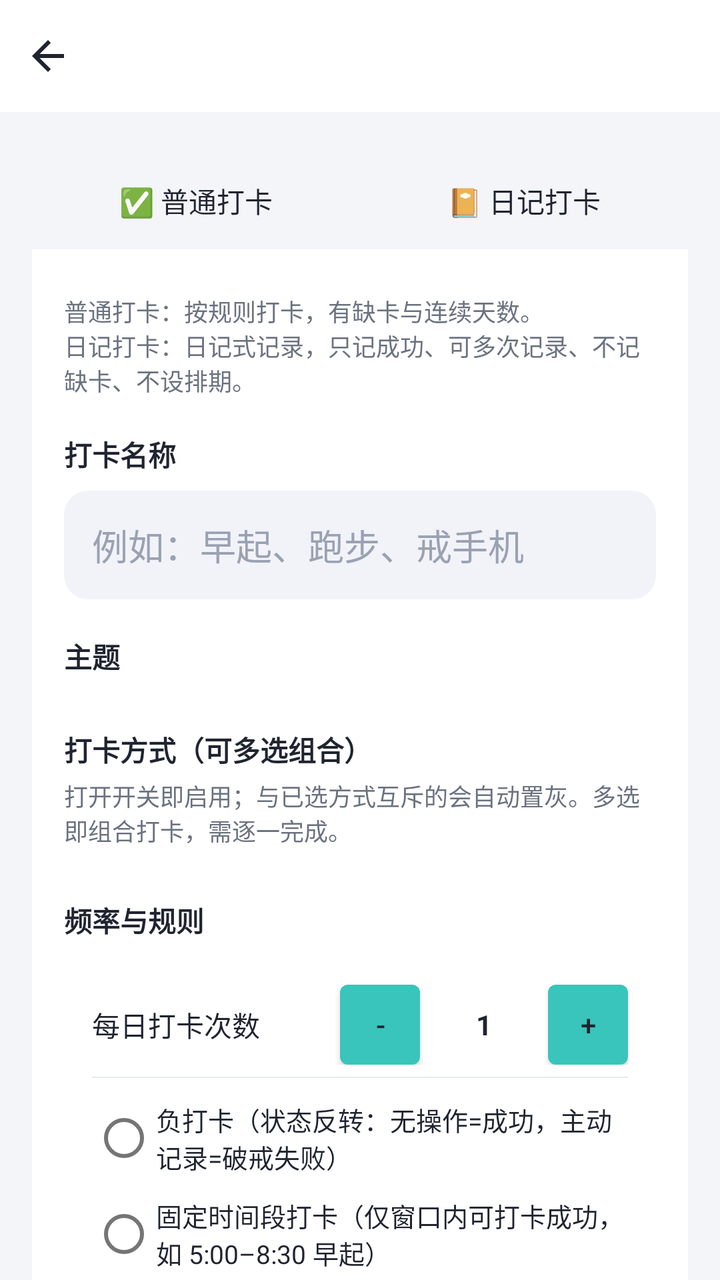
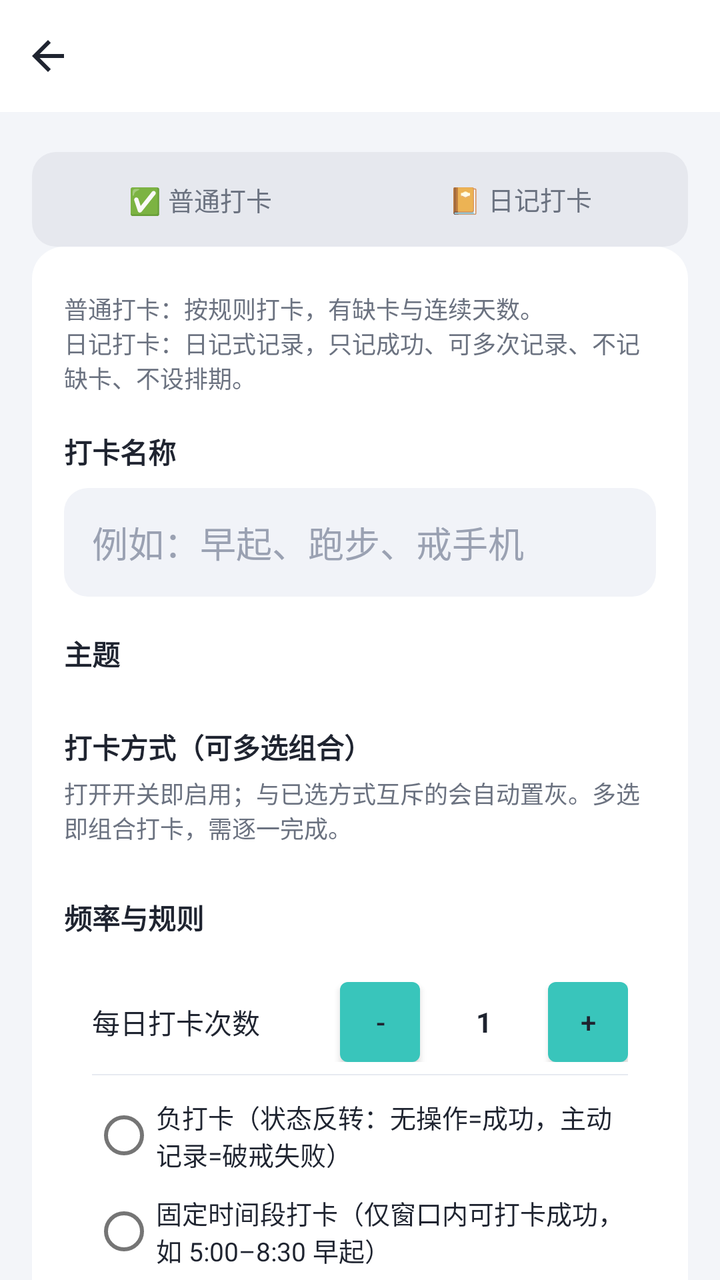

The first picture is an Android layout as it rendered before a commit; the second is the same layout after the commit. The layout source and the unified diff follow.
<!-- AndroidManifest.xml: application theme Theme.Checkin -->
<!-- res/layout/activity_create_item.xml -->
<?xml version="1.0" encoding="utf-8"?>
<LinearLayout xmlns:android="http://schemas.android.com/apk/res/android"
    android:layout_width="match_parent"
    android:layout_height="match_parent"
    android:background="@color/bg_page"
    android:orientation="vertical">

    <include android:id="@+id/topbar" layout="@layout/view_topbar" />

    <ScrollView
        android:layout_width="match_parent"
        android:layout_height="0dp"
        android:layout_weight="1"
        android:scrollbars="none">

        <LinearLayout
            android:layout_width="match_parent"
            android:layout_height="wrap_content"
            android:orientation="vertical"
            android:padding="16dp">

            
            <LinearLayout
                android:id="@+id/mode_container"
                android:layout_width="match_parent"
                android:layout_height="wrap_content"
                android:layout_marginTop="4dp"
                android:orientation="horizontal">

                
                <LinearLayout
                    android:id="@+id/tab_normal"
                    android:layout_width="0dp"
                    android:layout_height="wrap_content"
                    android:layout_weight="1"
                    android:clickable="true"
                    android:focusable="true"
                    android:orientation="vertical">

                    <View
                        android:id="@+id/tab_normal_arrow"
                        android:layout_width="20dp"
                        android:layout_height="10dp"
                        android:layout_gravity="center_horizontal"
                        android:background="@drawable/tab_arrow_up"
                        android:visibility="gone" />

                    <TextView
                        android:id="@+id/tv_tab_normal"
                        android:layout_width="match_parent"
                        android:layout_height="wrap_content"
                        android:gravity="center"
                        android:padding="14dp"
                        android:text="✅ 普通打卡"
                        android:textColor="@color/text_primary"
                        android:textSize="14sp" />
                </LinearLayout>

                
                <LinearLayout
                    android:id="@+id/tab_journal"
                    android:layout_width="0dp"
                    android:layout_height="wrap_content"
                    android:layout_weight="1"
                    android:clickable="true"
                    android:focusable="true"
                    android:orientation="vertical">

                    <View
                        android:id="@+id/tab_journal_arrow"
                        android:layout_width="20dp"
                        android:layout_height="10dp"
                        android:layout_gravity="center_horizontal"
                        android:background="@drawable/tab_arrow_up"
                        android:visibility="gone" />

                    <TextView
                        android:id="@+id/tv_tab_journal"
                        android:layout_width="match_parent"
                        android:layout_height="wrap_content"
                        android:gravity="center"
                        android:padding="14dp"
                        android:text="📔 日记打卡"
                        android:textColor="@color/text_primary"
                        android:textSize="14sp" />
                </LinearLayout>
            </LinearLayout>

            
            <LinearLayout
                android:id="@+id/content_panel"
                android:layout_width="match_parent"
                android:layout_height="wrap_content"
                android:background="@drawable/bg_panel_top_square"
                android:orientation="vertical"
                android:padding="16dp">

            <TextView
                android:id="@+id/tv_mode_hint"
                android:layout_width="match_parent"
                android:layout_height="wrap_content"
                android:layout_marginTop="6dp"
                android:text="普通打卡：按规则打卡，有缺卡与连续天数。\n日记打卡：日记式记录，只记成功、可多次记录、不记缺卡、不设排期。"
                android:textColor="@color/text_secondary"
                android:textSize="12sp" />


            
            <TextView style="@style/SectionTitle" android:layout_marginTop="18dp" android:text="打卡名称" />
            <EditText
                android:id="@+id/et_name"
                android:layout_width="match_parent"
                android:layout_height="wrap_content"
                android:layout_marginTop="8dp"
                android:background="@drawable/bg_input"
                android:hint="例如：早起、跑步、戒手机"
                android:inputType="text"
                android:maxLength="20"
                android:padding="14dp"
                android:textColor="@color/text_primary"
                android:textColorHint="@color/text_hint" />

            
            <TextView style="@style/SectionTitle" android:layout_marginTop="18dp" android:text="主题" />
            <HorizontalScrollView
                android:layout_width="match_parent"
                android:layout_height="wrap_content"
                android:layout_marginTop="8dp"
                android:scrollbars="none">
                <LinearLayout
                    android:id="@+id/theme_container"
                    android:layout_width="wrap_content"
                    android:layout_height="wrap_content"
                    android:orientation="horizontal" />
            </HorizontalScrollView>

            
            <LinearLayout
                android:id="@+id/journal_panel"
                android:layout_width="match_parent"
                android:layout_height="wrap_content"
                android:layout_marginTop="18dp"
                android:orientation="vertical"
                android:visibility="gone">

                <TextView style="@style/SectionTitle" android:text="记录类型" />
                <RadioGroup
                    android:id="@+id/rg_journal_type"
                    android:layout_width="match_parent"
                    android:layout_height="wrap_content"
                    android:layout_marginTop="8dp"
                    android:background="@drawable/bg_card"
                    android:orientation="vertical"
                    android:padding="14dp">
                    <RadioButton
                        android:id="@+id/rb_journal_suixinsui"
                        android:layout_width="match_parent"
                        android:layout_height="wrap_content"
                        android:checked="true"
                        android:text="📔 随心记（文字 / 拍照 / 语音）"
                        android:textColor="@color/text_primary"
                        android:textSize="13sp" />
                    <RadioButton
                        android:id="@+id/rb_journal_mood"
                        android:layout_width="match_parent"
                        android:layout_height="wrap_content"
                        android:layout_marginTop="4dp"
                        android:text="😊 心情日记（5 档心情 + 可选文字）"
                        android:textColor="@color/text_primary"
                        android:textSize="13sp" />
                </RadioGroup>

                <CheckBox
                    android:id="@+id/cb_mood_chart"
                    android:layout_width="match_parent"
                    android:layout_height="wrap_content"
                    android:layout_marginTop="10dp"
                    android:text="心情折线图（当日多条心情时在备注栏画趋势线，随时可改）"
                    android:textColor="@color/text_primary"
                    android:textSize="13sp"
                    android:visibility="gone" />
            </LinearLayout>

            

            

            
            <TextView
                android:id="@+id/tv_method_title"
                style="@style/SectionTitle"
                android:layout_marginTop="18dp"
                android:text="打卡方式（可多选组合）" />
            <TextView
                android:id="@+id/tv_method_desc"
                android:layout_width="match_parent"
                android:layout_height="wrap_content"
                android:layout_marginTop="4dp"
                android:text="打开开关即启用；与已选方式互斥的会自动置灰。多选即组合打卡，需逐一完成。"
                android:textColor="@color/text_secondary"
                android:textSize="12sp" />
            <LinearLayout
                android:id="@+id/method_container"
                android:layout_width="match_parent"
                android:layout_height="wrap_content"
                android:layout_marginTop="8dp"
                android:orientation="vertical" />

            
            <TextView
                android:id="@+id/tv_rule_title"
                style="@style/SectionTitle"
                android:layout_marginTop="18dp"
                android:text="频率与规则" />
            <LinearLayout
                android:id="@+id/rule_card"
                android:layout_width="match_parent"
                android:layout_height="wrap_content"
                android:layout_marginTop="8dp"
                android:background="@drawable/bg_card"
                android:orientation="vertical"
                android:padding="14dp">

                <LinearLayout
                    android:layout_width="match_parent"
                    android:layout_height="wrap_content"
                    android:gravity="center_vertical"
                    android:orientation="horizontal">
                    <TextView
                        android:layout_width="0dp"
                        android:layout_height="wrap_content"
                        android:layout_weight="1"
                        android:text="每日打卡次数"
                        android:textColor="@color/text_primary" />
                    <Button
                        android:id="@+id/btn_limit_minus"
                        android:layout_width="40dp"
                        android:layout_height="40dp"
                        android:insetTop="0dp" android:insetBottom="0dp"
                        android:padding="0dp"
                        android:text="-"
                        android:textColor="@color/text_primary" />
                    <TextView
                        android:id="@+id/tv_limit"
                        android:layout_width="64dp"
                        android:layout_height="wrap_content"
                        android:gravity="center"
                        android:text="1"
                        android:textColor="@color/text_primary"
                        android:textStyle="bold" />
                    <Button
                        android:id="@+id/btn_limit_plus"
                        android:layout_width="40dp"
                        android:layout_height="40dp"
                        android:insetTop="0dp" android:insetBottom="0dp"
                        android:padding="0dp"
                        android:text="+"
                        android:textColor="@color/text_primary" />
                </LinearLayout>

                <View android:layout_width="match_parent" android:layout_height="0.5dp" android:layout_marginVertical="6dp" android:background="@color/divider" />

                <RadioButton
                    android:id="@+id/cb_negative"
                    android:layout_width="match_parent"
                    android:layout_height="wrap_content"
                    android:text="负打卡（状态反转：无操作=成功，主动记录=破戒失败）"
                    android:textColor="@color/text_primary"
                    android:textSize="13sp" />

                <RadioButton
                    android:id="@+id/cb_time_window"
                    android:layout_width="match_parent"
                    android:layout_height="wrap_content"
                    android:text="固定时间段打卡（仅窗口内可打卡成功，如 5:00–8:30 早起）"
                    android:textColor="@color/text_primary"
                    android:textSize="13sp" />

                <LinearLayout
                    android:id="@+id/tw_panel"
                    android:layout_width="match_parent"
                    android:layout_height="wrap_content"
                    android:orientation="vertical"
                    android:visibility="gone">

                    <LinearLayout
                        android:layout_width="match_parent"
                        android:layout_height="wrap_content"
                        android:gravity="center_vertical"
                        android:orientation="horizontal"
                        android:paddingHorizontal="12dp">
                        <TextView android:layout_width="wrap_content" android:layout_height="wrap_content" android:text="开始  " android:textColor="@color/text_secondary"/>
                        <Button android:id="@+id/btn_tw_start" android:layout_width="wrap_content" android:layout_height="wrap_content" android:insetTop="0dp" android:insetBottom="0dp" android:text="05:00" android:textColor="@color/brand_dark"/>
                        <TextView android:layout_width="wrap_content" android:layout_height="wrap_content" android:layout_marginStart="16dp" android:text="结束  " android:textColor="@color/text_secondary"/>
                        <Button android:id="@+id/btn_tw_end" android:layout_width="wrap_content" android:layout_height="wrap_content" android:insetTop="0dp" android:insetBottom="0dp" android:text="08:30" android:textColor="@color/brand_dark"/>
                    </LinearLayout>

                    <TextView
                        android:id="@+id/tv_tw_hint"
                        android:layout_width="match_parent"
                        android:layout_height="wrap_content"
                        android:paddingHorizontal="12dp"
                        android:textColor="@color/text_secondary"
                        android:textSize="12sp"
                        android:text="仅在所选时间段内可打卡成功；不支持跨天（如 23:00–01:00）；开启后将无法选择自动打卡。" />
                </LinearLayout>

            </LinearLayout>

            
            <TextView
                android:id="@+id/tv_schedule_title"
                style="@style/SectionTitle"
                android:layout_marginTop="18dp"
                android:text="打卡日期" />
            <LinearLayout
                android:id="@+id/schedule_container"
                android:layout_width="match_parent"
                android:layout_height="wrap_content"
                android:layout_marginTop="8dp"
                android:background="@drawable/bg_card"
                android:orientation="vertical"
                android:padding="14dp">
            </LinearLayout>

            
            <TextView
                android:id="@+id/tv_offset_title"
                style="@style/SectionTitle"
                android:layout_marginTop="18dp"
                android:text="连续打卡抵消机制" />
            <LinearLayout
                android:id="@+id/offset_card"
                android:layout_width="match_parent"
                android:layout_height="wrap_content"
                android:layout_marginTop="8dp"
                android:background="@drawable/bg_card"
                android:orientation="vertical"
                android:padding="14dp">

                <CheckBox
                    android:id="@+id/cb_offset"
                    android:layout_width="match_parent"
                    android:layout_height="wrap_content"
                    android:text="开启抵消机会（🛡️可补漏签）"
                    android:textColor="@color/text_primary" />

                <LinearLayout
                    android:id="@+id/offset_panel"
                    android:layout_width="match_parent"
                    android:layout_height="wrap_content"
                    android:orientation="vertical"
                    android:visibility="gone">

                    <RadioGroup
                        android:id="@+id/rg_offset_mode"
                        android:layout_width="match_parent"
                        android:layout_height="wrap_content"
                        android:orientation="vertical">
                        <RadioButton android:id="@+id/rb_mode_a" android:layout_width="match_parent" android:layout_height="wrap_content" android:checked="true" android:text="模式A 累积型：每连续N天得1次，可累积" android:textColor="@color/text_primary"/>
                        <RadioButton android:id="@+id/rb_mode_b" android:layout_width="match_parent" android:layout_height="wrap_content" android:text="模式B 阈值型：连续达N天补满k次（不叠加）" android:textColor="@color/text_primary"/>
                        <RadioButton android:id="@+id/rb_mode_c" android:layout_width="match_parent" android:layout_height="wrap_content" android:text="模式C 周期型：每N天周期得k次" android:textColor="@color/text_primary"/>
                    </RadioGroup>

                    <LinearLayout
                        android:layout_width="match_parent"
                        android:layout_height="wrap_content"
                        android:layout_marginTop="6dp"
                        android:gravity="center_vertical"
                        android:orientation="horizontal">
                        <TextView android:layout_width="wrap_content" android:layout_height="wrap_content" android:text="连续天数 N=" android:textColor="@color/text_primary"/>
                        <EditText android:id="@+id/et_offset_n" android:layout_width="70dp" android:layout_height="wrap_content" android:background="@drawable/bg_input" android:inputType="number" android:padding="10dp" android:text="3" android:textColor="@color/text_primary"/>
                        <TextView android:id="@+id/tv_k_label" android:layout_width="wrap_content" android:layout_height="wrap_content" android:layout_marginStart="16dp" android:text="次数 k=" android:textColor="@color/text_primary"/>
                        <EditText android:id="@+id/et_offset_k" android:layout_width="70dp" android:layout_height="wrap_content" android:background="@drawable/bg_input" android:inputType="number" android:padding="10dp" android:text="1" android:textColor="@color/text_primary"/>
                    </LinearLayout>

                    <CheckBox
                        android:id="@+id/cb_offset_auto"
                        android:layout_width="match_parent"
                        android:layout_height="wrap_content"
                        android:layout_marginTop="6dp"
                        android:text="漏签时自动消耗（关闭则手动点日期补签）"
                        android:textColor="@color/text_primary"
                        android:textSize="13sp" />
                </LinearLayout>
            </LinearLayout>

            
            <TextView
                android:id="@+id/tv_policy_title"
                style="@style/SectionTitle"
                android:layout_marginTop="18dp"
                android:text="逻辑修改策略（创建后不可更改）" />
            <RadioGroup
                android:id="@+id/policy_card"
                android:layout_width="match_parent"
                android:layout_height="wrap_content"
                android:layout_marginTop="8dp"
                android:background="@drawable/bg_card"
                android:orientation="vertical"
                android:padding="14dp">
                <RadioButton android:id="@+id/rb_locked" android:layout_width="match_parent" android:layout_height="wrap_content" android:checked="true" android:text="不可修改（规则创建后锁定）" android:textColor="@color/text_primary"/>
                <RadioButton android:id="@+id/rb_interval" android:layout_width="match_parent" android:layout_height="wrap_content" android:text="每 N 天可修改一次" android:textColor="@color/text_primary"/>
                <LinearLayout
                    android:id="@+id/interval_panel"
                    android:layout_width="match_parent"
                    android:layout_height="wrap_content"
                    android:gravity="center_vertical"
                    android:orientation="horizontal"
                    android:paddingStart="12dp"
                    android:visibility="gone">
                    <TextView android:layout_width="wrap_content" android:layout_height="wrap_content" android:text="间隔天数 N =" android:textColor="@color/text_primary"/>
                    <EditText android:id="@+id/et_interval" android:layout_width="80dp" android:layout_height="wrap_content" android:layout_marginStart="8dp" android:background="@drawable/bg_input" android:inputType="number" android:padding="10dp" android:text="7" android:textColor="@color/text_primary"/>
                    <TextView android:layout_width="wrap_content" android:layout_height="wrap_content" android:text=" 天" android:textColor="@color/text_secondary"/>
                </LinearLayout>
            </RadioGroup>

            </LinearLayout>

            <Button
                android:id="@+id/btn_save"
                style="@style/PrimaryButton"
                android:layout_width="match_parent"
                android:layout_marginTop="24dp"
                android:layout_marginBottom="20dp"
                android:text="保存打卡项" />
        </LinearLayout>
    </ScrollView>
</LinearLayout>
<!-- res/layout/view_topbar.xml (included above) -->
<?xml version="1.0" encoding="utf-8"?>
<LinearLayout xmlns:android="http://schemas.android.com/apk/res/android"
    android:layout_width="match_parent"
    android:layout_height="56dp"
    android:background="@color/white"
    android:gravity="center_vertical"
    android:orientation="horizontal">

    <ImageButton
        android:id="@+id/btn_back"
        android:layout_width="48dp"
        android:layout_height="48dp"
        android:background="?attr/selectableItemBackgroundBorderless"
        android:contentDescription="返回"
        android:src="@drawable/ic_back" />

    <FrameLayout
        android:layout_width="0dp"
        android:layout_height="match_parent"
        android:layout_weight="1">

        <TextView
            android:id="@+id/tv_title"
            android:layout_width="wrap_content"
            android:layout_height="wrap_content"
            android:layout_gravity="center"
            android:textColor="@color/text_primary"
            android:textSize="17sp"
            android:textStyle="bold" />
    </FrameLayout>

    <FrameLayout
        android:id="@+id/title_right_container"
        android:layout_width="wrap_content"
        android:layout_height="match_parent"
        android:minWidth="48dp" />
</LinearLayout>
<!-- resources referenced by this layout -->
<resources>
  <color name="bg_page">#F3F5F9</color>
  <color name="brand_dark">#1F9C94</color>
  <color name="divider">#E7EAF1</color>
  <color name="text_hint">#9AA1B2</color>
  <color name="text_primary">#1F2430</color>
  <color name="text_secondary">#6B7280</color>
  <color name="white">#FFFFFF</color>
  <!-- drawable bg_card (drawable) -->
  <?xml version="1.0" encoding="utf-8"?>
  <shape xmlns:android="http://schemas.android.com/apk/res/android" android:shape="rectangle">
      <solid android:color="@color/bg_card" />
      <corners android:radius="16dp" />
  </shape>
  <!-- drawable bg_input (drawable) -->
  <?xml version="1.0" encoding="utf-8"?>
  <shape xmlns:android="http://schemas.android.com/apk/res/android" android:shape="rectangle">
      <solid android:color="#F1F3F8" />
      <corners android:radius="12dp" />
  </shape>
  <!-- drawable bg_panel_top_square (drawable) -->
  <?xml version="1.0" encoding="utf-8"?>
  <shape xmlns:android="http://schemas.android.com/apk/res/android"
      android:shape="rectangle">
      <solid android:color="#FFFFFF" />
      <corners
          android:topLeftRadius="0dp"
          android:topRightRadius="0dp"
          android:bottomLeftRadius="14dp"
          android:bottomRightRadius="14dp" />
  </shape>
  <!-- drawable ic_back (drawable) -->
  <vector xmlns:android="http://schemas.android.com/apk/res/android"
      android:width="24dp" android:height="24dp"
      android:viewportWidth="24" android:viewportHeight="24" android:tint="@color/text_primary">
      <path android:fillColor="@android:color/white" android:pathData="M20,11H7.83l5.59,-5.59L12,4l-8,8 8,8 1.41,-1.41L7.83,13H20v-2z"/>
  </vector>
  <!-- drawable tab_arrow_up (drawable) -->
  <vector xmlns:android="http://schemas.android.com/apk/res/android"
      android:width="20dp"
      android:height="10dp"
      android:viewportWidth="20"
      android:viewportHeight="10">
      <path
          android:fillColor="#FFFFFF"
          android:pathData="M10,0 L20,10 L0,10 Z" />
  </vector>
  <style name="PrimaryButton" parent="Widget.MaterialComponents.Button">
          <item name="android:layout_height">52dp</item>
          <item name="cornerRadius">14dp</item>
          <item name="android:textSize">16sp</item>
          <item name="android:textStyle">bold</item>
          <item name="android:textColor">@color/white</item>
      </style>
  <style name="SectionTitle">
          <item name="android:layout_width">wrap_content</item>
          <item name="android:layout_height">wrap_content</item>
          <item name="android:textSize">14sp</item>
          <item name="android:textStyle">bold</item>
          <item name="android:textColor">@color/text_primary</item>
      </style>
  <style name="Theme.Checkin" parent="Theme.MaterialComponents.Light.NoActionBar">
          <item name="colorPrimary">@color/brand</item>
          <item name="colorPrimaryDark">@color/brand_dark</item>
          <item name="colorAccent">@color/brand</item>
          <item name="android:windowBackground">@color/bg_page</item>
          <item name="android:statusBarColor">@color/white</item>
          <item name="android:windowLightStatusBar">true</item>
          <item name="android:textColorPrimary">@color/text_primary</item>
          <item name="android:textColorSecondary">@color/text_secondary</item>
          <item name="bottomNavigationStyle">@style/Widget.Checkin.BottomNav</item>
      </style>
  <color name="bg_card">#FFFFFF</color>
  <color name="brand">#39C5BB</color>
  <style name="Widget.Checkin.BottomNav" parent="Widget.MaterialComponents.BottomNavigationView">
          <item name="itemTextColor">@color/nav_tint</item>
          <item name="itemIconTint">@color/nav_tint</item>
          <item name="backgroundTint">@color/white</item>
          <item name="elevation">10dp</item>
          <item name="labelVisibilityMode">labeled</item>
      </style>
</resources>

<!-- the commit's change to res/layout/activity_create_item.xml (unified diff, before → after) -->
@@ -25,9 +25,10 @@
                 android:layout_width="match_parent"
                 android:layout_height="wrap_content"
                 android:layout_marginTop="4dp"
+                android:background="@drawable/bg_seg"
+                android:padding="4dp"
                 android:orientation="horizontal">
 
-                
                 <LinearLayout
                     android:id="@+id/tab_normal"
                     android:layout_width="0dp"
@@ -35,28 +36,19 @@
                     android:layout_weight="1"
                     android:clickable="true"
                     android:focusable="true"
-                    android:orientation="vertical">
-
-                    <View
-                        android:id="@+id/tab_normal_arrow"
-                        android:layout_width="20dp"
-                        android:layout_height="10dp"
-                        android:layout_gravity="center_horizontal"
-                        android:background="@drawable/tab_arrow_up"
-                        android:visibility="gone" />
-
+                    android:gravity="center"
+                    android:orientation="vertical"
+                    android:padding="10dp">
                     <TextView
                         android:id="@+id/tv_tab_normal"
                         android:layout_width="match_parent"
                         android:layout_height="wrap_content"
                         android:gravity="center"
-                        android:padding="14dp"
                         android:text="✅ 普通打卡"
-                        android:textColor="@color/text_primary"
-                        android:textSize="14sp" />
-                </LinearLayout>
-
-                
+                        android:textColor="@color/text_secondary"
+                        android:textSize="13sp" />
+                </LinearLayout>
+
                 <LinearLayout
                     android:id="@+id/tab_journal"
                     android:layout_width="0dp"
@@ -64,34 +56,25 @@
                     android:layout_weight="1"
                     android:clickable="true"
                     android:focusable="true"
-                    android:orientation="vertical">
-
-                    <View
-                        android:id="@+id/tab_journal_arrow"
-                        android:layout_width="20dp"
-                        android:layout_height="10dp"
-                        android:layout_gravity="center_horizontal"
-                        android:background="@drawable/tab_arrow_up"
-                        android:visibility="gone" />
-
+                    android:gravity="center"
+                    android:orientation="vertical"
+                    android:padding="10dp">
                     <TextView
                         android:id="@+id/tv_tab_journal"
                         android:layout_width="match_parent"
                         android:layout_height="wrap_content"
                         android:gravity="center"
-                        android:padding="14dp"
                         android:text="📔 日记打卡"
-                        android:textColor="@color/text_primary"
-                        android:textSize="14sp" />
-                </LinearLayout>
-            </LinearLayout>
-
+                        android:textColor="@color/text_secondary"
+                        android:textSize="13sp" />
+                </LinearLayout>
+            </LinearLayout>
             
             <LinearLayout
                 android:id="@+id/content_panel"
                 android:layout_width="match_parent"
                 android:layout_height="wrap_content"
-                android:background="@drawable/bg_panel_top_square"
+                android:background="@drawable/bg_card"
                 android:orientation="vertical"
                 android:padding="16dp">
 
@@ -144,7 +127,7 @@
                 android:visibility="gone">
 
                 <TextView style="@style/SectionTitle" android:text="记录类型" />
-                <RadioGroup
+                <LinearLayout
                     android:id="@+id/rg_journal_type"
                     android:layout_width="match_parent"
                     android:layout_height="wrap_content"
@@ -157,9 +140,18 @@
                         android:layout_width="match_parent"
                         android:layout_height="wrap_content"
                         android:checked="true"
-                        android:text="📔 随心记（文字 / 拍照 / 语音）"
+                        android:text="📔 随心记"
                         android:textColor="@color/text_primary"
                         android:textSize="13sp" />
+
+                    
+                    <LinearLayout
+                        android:id="@+id/journal_methods"
+                        android:layout_width="match_parent"
+                        android:layout_height="wrap_content"
+                        android:layout_marginTop="6dp"
+                        android:orientation="vertical" />
+
                     <RadioButton
                         android:id="@+id/rb_journal_mood"
                         android:layout_width="match_parent"
@@ -168,7 +160,7 @@
                         android:text="😊 心情日记（5 档心情 + 可选文字）"
                         android:textColor="@color/text_primary"
                         android:textSize="13sp" />
-                </RadioGroup>
+                </LinearLayout>
 
                 <CheckBox
                     android:id="@+id/cb_mood_chart"
<!-- resource entries referenced after the edit -->
@@ -19,32 +19,18 @@
       <solid android:color="#F1F3F8" />
       <corners android:radius="12dp" />
   </shape>
-  <!-- drawable bg_panel_top_square (drawable) -->
+  <!-- drawable bg_seg (drawable) -->
   <?xml version="1.0" encoding="utf-8"?>
   <shape xmlns:android="http://schemas.android.com/apk/res/android"
       android:shape="rectangle">
-      <solid android:color="#FFFFFF" />
-      <corners
-          android:topLeftRadius="0dp"
-          android:topRightRadius="0dp"
-          android:bottomLeftRadius="14dp"
-          android:bottomRightRadius="14dp" />
+      <solid android:color="#E6E8EE" />
+      <corners android:radius="12dp" />
   </shape>
   <!-- drawable ic_back (drawable) -->
   <vector xmlns:android="http://schemas.android.com/apk/res/android"
       android:width="24dp" android:height="24dp"
       android:viewportWidth="24" android:viewportHeight="24" android:tint="@color/text_primary">
       <path android:fillColor="@android:color/white" android:pathData="M20,11H7.83l5.59,-5.59L12,4l-8,8 8,8 1.41,-1.41L7.83,13H20v-2z"/>
-  </vector>
-  <!-- drawable tab_arrow_up (drawable) -->
-  <vector xmlns:android="http://schemas.android.com/apk/res/android"
-      android:width="20dp"
-      android:height="10dp"
-      android:viewportWidth="20"
-      android:viewportHeight="10">
-      <path
-          android:fillColor="#FFFFFF"
-          android:pathData="M10,0 L20,10 L0,10 Z" />
   </vector>
   <style name="PrimaryButton" parent="Widget.MaterialComponents.Button">
           <item name="android:layout_height">52dp</item>
